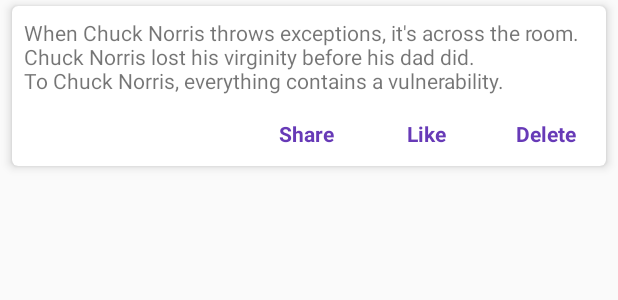
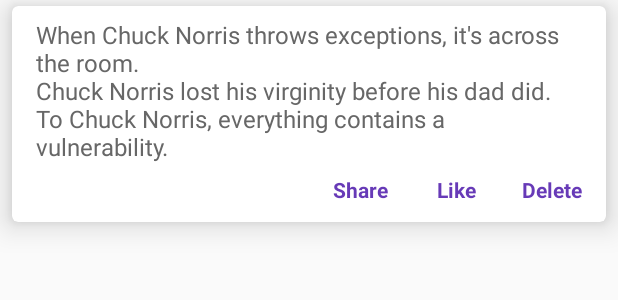
Before and after one commit to blekel/ChuckNorrisJokesSample, an Android app: the layout item_joke.xml on its own in the app's theme, with its tools: preview values and no code run, on a phone screen of 412 x 824 dp. Shown: the top 300 px of the screen. Run offline under Robolectric (Android 15) with nearby library versions, the phone set to English and light mode, and no system bars.

Commit message:
show main online jokes

```diff
--- a/app/src/main/AndroidManifest.xml
+++ b/app/src/main/AndroidManifest.xml
@@ -1,6 +1,8 @@
 <?xml version="1.0" encoding="utf-8"?>
 <manifest xmlns:android="http://schemas.android.com/apk/res/android"
     package="blekel.sample.chucknorris">
+
+    <uses-permission android:name="android.permission.INTERNET" />
 
     <application
         android:name=".presentation.TheApp"
--- a/app/src/main/java/blekel/sample/chucknorris/presentation/jokes/JokesContract.kt
+++ b/app/src/main/java/blekel/sample/chucknorris/presentation/jokes/JokesContract.kt
@@ -1,5 +1,6 @@
 package blekel.sample.chucknorris.presentation.jokes
 
+import blekel.sample.chucknorris.presentation.jokes.model.JokeViewModel
 import com.arellomobile.mvp.MvpView
 import com.arellomobile.mvp.viewstate.strategy.AddToEndSingleStrategy
 import com.arellomobile.mvp.viewstate.strategy.StateStrategyType
@@ -12,6 +13,7 @@ interface JokesContract {
 
     @StateStrategyType(AddToEndSingleStrategy::class)
     interface View : MvpView {
+        fun showJokes(items: List<JokeViewModel>)
     }
 
     interface Presenter {
--- a/app/src/main/java/blekel/sample/chucknorris/presentation/jokes/model/JokeViewModel.kt
+++ b/app/src/main/java/blekel/sample/chucknorris/presentation/jokes/model/JokeViewModel.kt
@@ -6,19 +6,21 @@ import android.databinding.ObservableBoolean
  * Created by Vitaliy Levonyuk on 14.11.2018
  */
 
-class JokeViewModel {
+class JokeViewModel(val id: Long, val text: String) {
 
-    var text = ""
     val isShareVisible = ObservableBoolean()
     val isLikeVisible = ObservableBoolean()
     val isDeleteVisible = ObservableBoolean()
 
     fun onShareClick() {
+        // TODO: impl
     }
 
     fun onLikeClick() {
+        // TODO: impl
     }
 
     fun onDeleteClick() {
+        // TODO: impl
     }
 }
--- a/app/src/main/java/blekel/sample/chucknorris/presentation/main/MainActivity.kt
+++ b/app/src/main/java/blekel/sample/chucknorris/presentation/main/MainActivity.kt
@@ -10,6 +10,7 @@ import blekel.sample.chucknorris.R
 import blekel.sample.chucknorris.di.manager.ComponentManager
 import blekel.sample.chucknorris.presentation.jokes.JokesFragment
 import blekel.sample.chucknorris.presentation.jokes.model.JokeListType
+import blekel.sample.chucknorris.util.visible
 import com.arellomobile.mvp.MvpAppCompatActivity
 import com.arellomobile.mvp.presenter.InjectPresenter
 import com.arellomobile.mvp.presenter.ProvidePresenter
@@ -38,6 +39,7 @@ class MainActivity : MvpAppCompatActivity(),
         fab.setOnClickListener {
             // TODO: impl
         }
+        fab.visible = false
 
         setupNavigationDrawer()
         nav_view.setNavigationItemSelectedListener(this)
--- a/app/src/main/java/blekel/sample/chucknorris/util/BindingAdapters.kt
+++ b/app/src/main/java/blekel/sample/chucknorris/util/BindingAdapters.kt
@@ -9,6 +9,7 @@ import android.view.View
 
 object BindingAdapters {
 
+    @JvmStatic
     @BindingAdapter("android:visibility")
     fun setVisibility(view: View, isVisible: Boolean) {
         view.visible = isVisible
--- a/app/src/main/res/layout/item_joke.xml
+++ b/app/src/main/res/layout/item_joke.xml
@@ -18,22 +18,26 @@
         android:layout_marginEnd="8dp"
         android:layout_marginBottom="4dp"
         app:cardCornerRadius="4dp"
-        app:cardElevation="4dp"
+        app:cardElevation="12dp"
         app:cardUseCompatPadding="false"
         app:contentPadding="0dp">
 
         <android.support.constraint.ConstraintLayout
             android:layout_width="match_parent"
             android:layout_height="match_parent"
-            android:layout_marginBottom="4dp"
-            android:padding="0dp">
+            android:padding="4dp">
 
             <TextView
-                android:id="@+id/textView"
+                android:id="@+id/tvText"
                 android:layout_width="match_parent"
                 android:layout_height="wrap_content"
-                android:padding="8dp"
+                android:paddingLeft="12dp"
+                android:paddingTop="4dp"
+                android:paddingRight="12dp"
+                android:paddingBottom="0dp"
                 android:text="@{model.text}"
+                android:textColor="#676767"
+                android:textSize="16sp"
                 tools:text="When Chuck Norris throws exceptions, it's across the room. \nChuck Norris lost his virginity before his dad did. \nTo Chuck Norris, everything contains a vulnerability." />
 
 
@@ -42,10 +46,11 @@
                 style="@style/Main.Button"
                 android:layout_width="wrap_content"
                 android:layout_height="wrap_content"
-                android:text="Share"
+                android:onClick="@{() -> model.onShareClick()}"
+                android:text="@string/btn_share"
                 android:visibility="@{model.isShareVisible()}"
                 app:layout_constraintEnd_toStartOf="@+id/btnLike"
-                app:layout_constraintTop_toBottomOf="@+id/textView"
+                app:layout_constraintTop_toBottomOf="@+id/tvText"
                 tools:visibility="visible" />
 
             <TextView
@@ -53,10 +58,11 @@
                 style="@style/Main.Button"
                 android:layout_width="wrap_content"
                 android:layout_height="wrap_content"
-                android:text="Like"
+                android:onClick="@{() -> model.onLikeClick()}"
+                android:text="@string/btn_like"
                 android:visibility="@{model.isLikeVisible()}"
                 app:layout_constraintEnd_toStartOf="@+id/btnDelete"
-                app:layout_constraintTop_toBottomOf="@+id/textView"
+                app:layout_constraintTop_toBottomOf="@+id/tvText"
                 tools:visibility="visible" />
 
             <TextView
@@ -64,10 +70,11 @@
                 style="@style/Main.Button"
                 android:layout_width="wrap_content"
                 android:layout_height="wrap_content"
-                android:text="Delete"
+                android:onClick="@{() -> model.onDeleteClick()}"
+                android:text="@string/btn_delete"
                 android:visibility="@{model.isDeleteVisible()}"
-                app:layout_constraintEnd_toEndOf="@+id/textView"
-                app:layout_constraintTop_toBottomOf="@+id/textView"
+                app:layout_constraintEnd_toEndOf="@+id/tvText"
+                app:layout_constraintTop_toBottomOf="@+id/tvText"
                 tools:visibility="visible" />
 
         </android.support.constraint.ConstraintLayout>
--- a/app/src/main/res/values/strings.xml
+++ b/app/src/main/res/values/strings.xml
@@ -12,4 +12,8 @@
 
     <string name="no_data">No data</string>
 
+    <string name="btn_share">Share</string>
+    <string name="btn_like">Like</string>
+    <string name="btn_delete">Delete</string>
+
 </resources>
--- a/app/src/main/res/values/styles.xml
+++ b/app/src/main/res/values/styles.xml
@@ -12,9 +12,10 @@
 
     <style name="Main.Button">
         <item name="android:foreground">?android:attr/selectableItemBackground</item>
-        <item name="android:minWidth">80dp</item>
+        <item name="android:minWidth">64dp</item>
         <item name="android:padding">8dp</item>
         <item name="android:gravity">center_horizontal</item>
+        <item name="android:textSize">14sp</item>
         <item name="android:textColor">@color/colorPrimary</item>
         <item name="android:textStyle">bold</item>
     </style>
```
Also changed, not shown: app/src/main/java/blekel/sample/chucknorris/data/api/RemoteStore.kt (added, +29 -0 lines), app/src/main/java/blekel/sample/chucknorris/data/repository/JokeRepository.kt (added, +21 -0 lines), app/src/main/java/blekel/sample/chucknorris/domain/JokeInteractor.kt (added, +22 -0 lines), app/src/main/java/blekel/sample/chucknorris/presentation/jokes/JokesAdapter.kt (added, +42 -0 lines), app/src/main/java/blekel/sample/chucknorris/presentation/jokes/JokesFragment.kt (+20 -4 lines), app/src/main/java/blekel/sample/chucknorris/presentation/jokes/JokesPresenter.kt (+39 -2 lines), app/src/main/java/blekel/sample/chucknorris/util/rx/SubscriberSimple.java (added, +65 -0 lines), app/src/main/res/layout/content_main.xml (+7 -1 lines).
